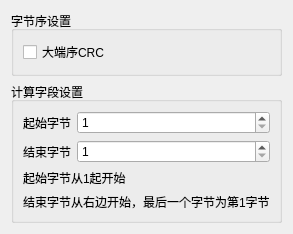
Qt form src/pages/page/input/crcsettings/SAKInputCrcSettingsDialog.ui (x-tools-author/x-tools) before a commit.
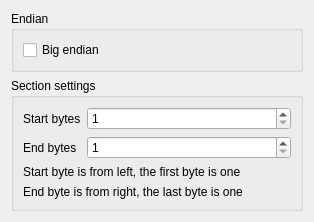
The same form after that commit.

What changed in the file:
```diff
--- a/src/pages/page/input/crcsettings/SAKInputCrcSettingsDialog.ui
+++ b/src/pages/page/input/crcsettings/SAKInputCrcSettingsDialog.ui
@@ -6,7 +6,7 @@
    <rect>
     <x>0</x>
     <y>0</y>
-    <width>284</width>
+    <width>314</width>
     <height>186</height>
    </rect>
   </property>
@@ -17,13 +17,13 @@
    <item>
     <widget class="QGroupBox" name="groupBox">
      <property name="title">
-      <string>字节序设置</string>
+      <string>Endian</string>
      </property>
      <layout class="QVBoxLayout" name="verticalLayout_2">
       <item>
        <widget class="QCheckBox" name="bigEndianCheckBox">
         <property name="text">
-         <string>大端序CRC</string>
+         <string>Big endian</string>
         </property>
        </widget>
       </item>
@@ -33,7 +33,7 @@
    <item>
     <widget class="QGroupBox" name="groupBox_2">
      <property name="title">
-      <string>计算字段设置</string>
+      <string>Section settings</string>
      </property>
      <layout class="QGridLayout" name="gridLayout">
       <item row="1" column="1">
@@ -49,21 +49,21 @@
       <item row="2" column="0" colspan="2">
        <widget class="QLabel" name="label_3">
         <property name="text">
-         <string>起始字节从1起开始</string>
+         <string>Start byte is from left, the first byte is one</string>
         </property>
        </widget>
       </item>
       <item row="1" column="0">
        <widget class="QLabel" name="label_2">
         <property name="text">
-         <string>结束字节</string>
+         <string>End bytes</string>
         </property>
        </widget>
       </item>
       <item row="0" column="0">
        <widget class="QLabel" name="label">
         <property name="text">
-         <string>起始字节</string>
+         <string>Start bytes</string>
         </property>
        </widget>
       </item>
@@ -86,7 +86,7 @@
       <item row="3" column="0" colspan="2">
        <widget class="QLabel" name="label_4">
         <property name="text">
-         <string>结束字节从右边开始，最后一个字节为第1字节</string>
+         <string>End byte is from right, the last byte is one</string>
         </property>
        </widget>
       </item>
```
Left out of the diff: 2 changed lines with no effect on the pictures.
